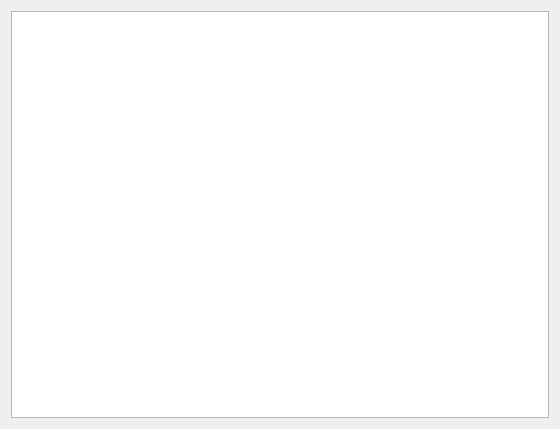
This is qrgui/interpreters/robots/details/d2RobotModel/d2Form.ui in qreal/qreal as Qt 5 draws it before an edit. The edited form follows.
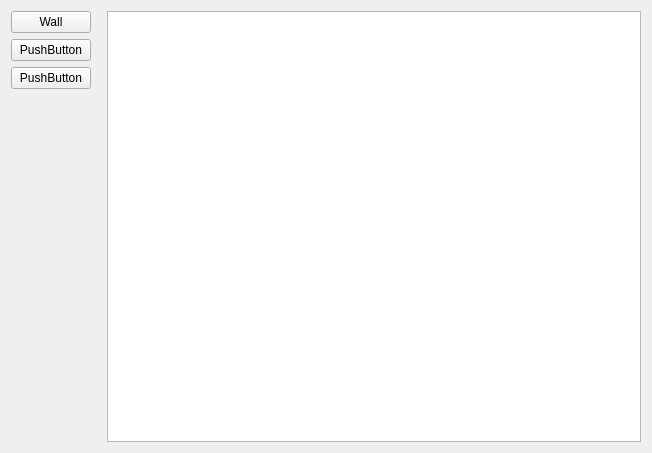
This is the edited form.

Commit message: added some basic functionality to add walls in 2D robot model

```diff
--- a/qrgui/interpreters/robots/details/d2RobotModel/d2Form.ui
+++ b/qrgui/interpreters/robots/details/d2RobotModel/d2Form.ui
@@ -6,15 +6,68 @@
    <rect>
     <x>0</x>
     <y>0</y>
-    <width>560</width>
-    <height>429</height>
+    <width>652</width>
+    <height>453</height>
    </rect>
   </property>
   <property name="windowTitle">
    <string>2D Robot Model</string>
   </property>
   <layout class="QGridLayout" name="gridLayout">
-   <item row="0" column="0">
+   <item row="0" column="1">
+    <layout class="QGridLayout" name="gridLayout_3">
+     <property name="rightMargin">
+      <number>10</number>
+     </property>
+     <property name="bottomMargin">
+      <number>10</number>
+     </property>
+     <item row="2" column="0">
+      <widget class="QPushButton" name="pushButton">
+       <property name="text">
+        <string>PushButton</string>
+       </property>
+       <property name="checkable">
+        <bool>true</bool>
+       </property>
+      </widget>
+     </item>
+     <item row="1" column="0">
+      <widget class="QPushButton" name="pushButton_2">
+       <property name="text">
+        <string>PushButton</string>
+       </property>
+       <property name="checkable">
+        <bool>true</bool>
+       </property>
+      </widget>
+     </item>
+     <item row="3" column="0">
+      <spacer name="verticalSpacer">
+       <property name="orientation">
+        <enum>Qt::Vertical</enum>
+       </property>
+       <property name="sizeHint" stdset="0">
+        <size>
+         <width>20</width>
+         <height>40</height>
+        </size>
+       </property>
+      </spacer>
+     </item>
+     <item row="0" column="0">
+      <widget class="QPushButton" name="wallButton">
+       <property name="text">
+        <string>Wall</string>
+       </property>
+       <property name="checkable">
+        <bool>true</bool>
+       </property>
+      </widget>
+     </item>
+    </layout>
+   </item>
+   <item row="0" column="9">
     <widget class="QGraphicsView" name="graphicsView"/>
    </item>
   </layout>
```
The commit also changes 8 other files.
